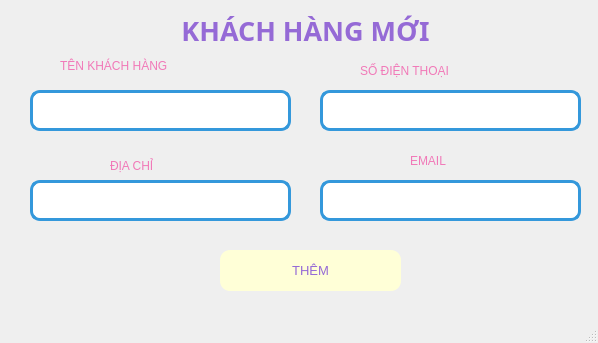
The window that Nhanvien/themNV.ui (minhngoc22/Pet-Store) describes before a commit, drawn with Qt 5.
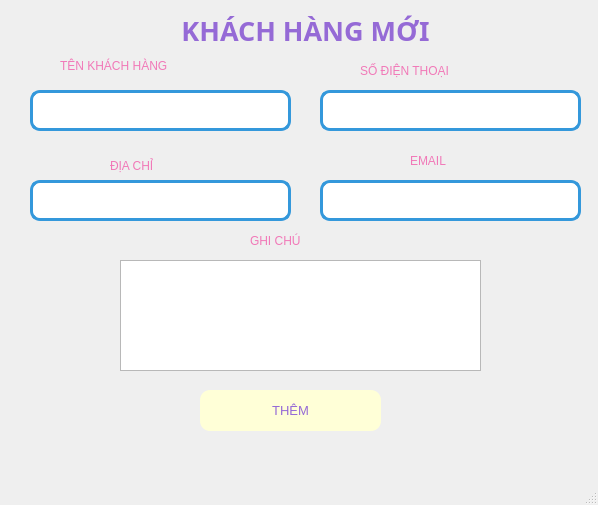
The same window after the commit.

```diff
--- a/Nhanvien/themNV.ui
+++ b/Nhanvien/themNV.ui
@@ -7,7 +7,7 @@
     <x>0</x>
     <y>0</y>
     <width>598</width>
-    <height>343</height>
+    <height>505</height>
    </rect>
   </property>
   <property name="windowTitle">
@@ -56,27 +56,6 @@
      <set>Qt::AlignCenter</set>
     </property>
    </widget>
-   <widget class="QPushButton" name="btn_them">
-    <property name="geometry">
-     <rect>
-      <x>220</x>
-      <y>250</y>
-      <width>181</width>
-      <height>41</height>
-     </rect>
-    </property>
-    <property name="font">
-     <font>
-      <pointsize>10</pointsize>
-     </font>
-    </property>
-    <property name="styleSheet">
-     <string>background-color: rgb(255, 255, 215); color: rgb(149, 106, 214); border-radius: 10px;</string>
-    </property>
-    <property name="text">
-     <string>THÊM</string>
-    </property>
-   </widget>
    <widget class="QTextEdit" name="txt_tennv">
     <property name="geometry">
      <rect>
@@ -194,6 +173,55 @@
         background-color: #ffffff</string>
     </property>
    </widget>
+   <widget class="QPushButton" name="btn_themnv">
+    <property name="geometry">
+     <rect>
+      <x>200</x>
+      <y>390</y>
+      <width>181</width>
+      <height>41</height>
+     </rect>
+    </property>
+    <property name="font">
+     <font>
+      <pointsize>10</pointsize>
+     </font>
+    </property>
+    <property name="styleSheet">
+     <string>background-color: rgb(255, 255, 215); color: rgb(149, 106, 214); border-radius: 10px;</string>
+    </property>
+    <property name="text">
+     <string>THÊM</string>
+    </property>
+   </widget>
+   <widget class="QTextEdit" name="txt_note">
+    <property name="geometry">
+     <rect>
+      <x>120</x>
+      <y>260</y>
+      <width>361</width>
+      <height>111</height>
+     </rect>
+    </property>
+   </widget>
+   <widget class="QLabel" name="label_6">
+    <property name="geometry">
+     <rect>
+      <x>250</x>
+      <y>230</y>
+      <width>101</width>
+      <height>21</height>
+     </rect>
+    </property>
+    <property name="styleSheet">
+     <string notr="true">font: 10pt &quot;UTM Bell&quot;;
+color: rgb(241, 121, 184);
+</string>
+    </property>
+    <property name="text">
+     <string>GHI CHÚ</string>
+    </property>
+   </widget>
   </widget>
   <widget class="QMenuBar" name="menubar">
    <property name="geometry">
```
